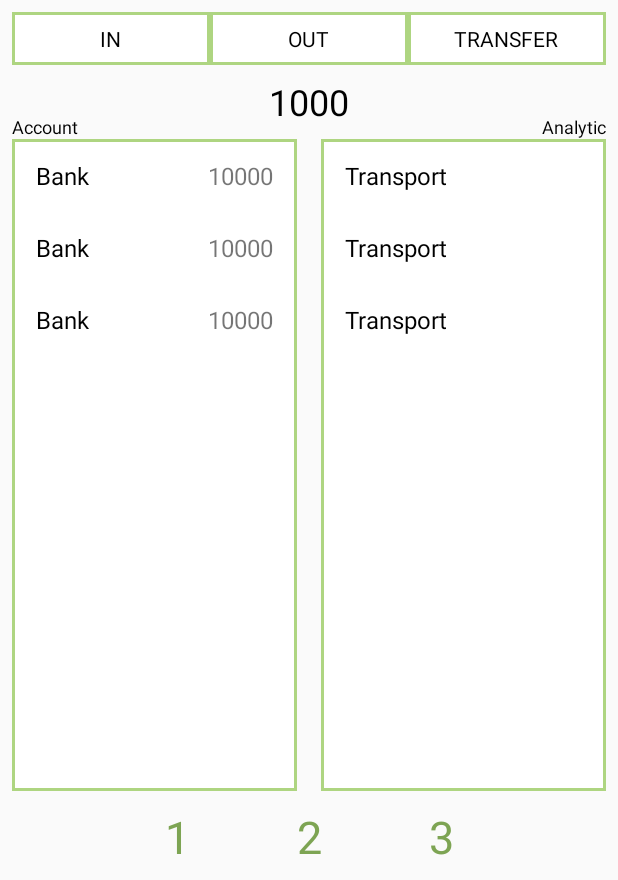
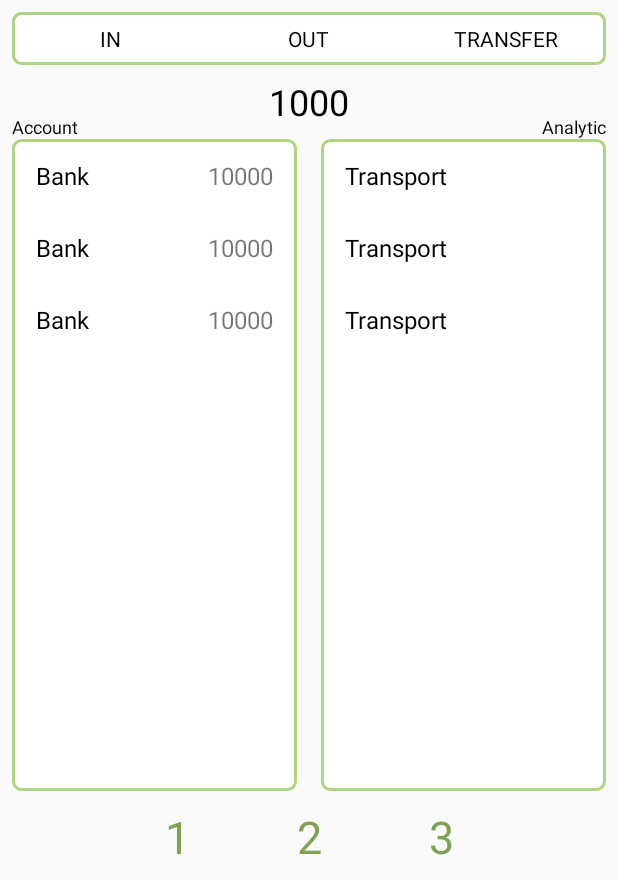
Before and after one commit to EgorenkovPavel/CashFlow, an Android app: the layout activity_master.xml on its own in the app's theme, with its tools: preview values and no code run, on a phone screen of 412 x 824 dp. Shown: the top 880 px of the screen. Run offline under Robolectric (Android 15) with nearby library versions, the phone set to English and light mode, and no system bars.

Commit message:
Design type group

```diff
--- a/app/src/main/java/com/epipasha/cashflow/operations/OperationMasterActivity.java
+++ b/app/src/main/java/com/epipasha/cashflow/operations/OperationMasterActivity.java
@@ -2,7 +2,6 @@ package com.epipasha.cashflow.operations;
 
 import android.arch.lifecycle.Observer;
 import android.arch.lifecycle.ViewModelProviders;
-import android.content.Context;
 import android.databinding.DataBindingUtil;
 import android.os.Bundle;
 import android.support.annotation.NonNull;
@@ -14,9 +13,7 @@ import android.support.v7.widget.RecyclerView;
 import android.view.LayoutInflater;
 import android.view.View;
 import android.view.ViewGroup;
-import android.widget.ArrayAdapter;
 import android.widget.Button;
-import android.widget.Spinner;
 import android.widget.TextView;
 
 import com.epipasha.cashflow.R;
@@ -25,7 +22,7 @@ import com.epipasha.cashflow.data.AppExecutors;
 import com.epipasha.cashflow.data.entites.AccountWithBalance;
 import com.epipasha.cashflow.data.entites.Category;
 import com.epipasha.cashflow.data.ViewModelFactory;
-import com.epipasha.cashflow.databinding.NewMasterBinding;
+import com.epipasha.cashflow.databinding.ActivityMasterBinding;
 import com.epipasha.cashflow.objects.OperationType;
 
 import java.util.List;
@@ -47,7 +44,7 @@ public class OperationMasterActivity extends BaseActivity {
     public void onCreate(Bundle savedInstanceState) {
         super.onCreate(savedInstanceState);
 
-        NewMasterBinding binding = DataBindingUtil.setContentView(this, R.layout.new_master);
+        ActivityMasterBinding binding = DataBindingUtil.setContentView(this, R.layout.activity_master);
 
         findViews();
 
--- a/app/src/main/res/drawable/master_radiobutton.xml
+++ b/app/src/main/res/drawable/master_radiobutton.xml
@@ -1,8 +1,7 @@
 <?xml version="1.0" encoding="utf-8"?>
 <selector xmlns:android="http://schemas.android.com/apk/res/android">
 
-        <item android:state_checked="true" android:state_pressed="true" android:drawable="@drawable/type_normal" />
         <item android:state_pressed="true" android:drawable="@drawable/type_accent" />
         <item android:state_checked="true" android:drawable="@drawable/type_accent" />
-        <item android:drawable="@drawable/type_normal" />
+
 </selector>
--- a/app/src/main/res/drawable/type_accent.xml
+++ b/app/src/main/res/drawable/type_accent.xml
@@ -2,7 +2,8 @@
 <shape
     xmlns:android="http://schemas.android.com/apk/res/android"
     android:shape="rectangle" >
+    <corners
+        android:radius="5dp" />
     <solid
         android:color="@color/colorPrimary" />
-
  </shape>
--- a/app/src/main/res/drawable/type_normal.xml
+++ b/app/src/main/res/drawable/type_normal.xml
@@ -2,6 +2,8 @@
 <shape
     xmlns:android="http://schemas.android.com/apk/res/android"
     android:shape="rectangle" >
+    <corners
+        android:radius="5dp" />
     <solid
         android:color="@android:color/background_light" />
     <stroke
--- a/app/src/main/res/layout/new_master.xml
+++ b/app/src/main/res/layout/activity_master.xml
@@ -86,10 +86,10 @@
             style="@style/TypeButton"
             android:layout_height="wrap_content"
             android:layout_weight="1"
+            android:checked="@{viewmodel.operation.type == OperationType.IN}"
+            android:onClick="@{() -> viewmodel.onOperationTypeChanged(OperationType.IN)}"
             android:text="@string/in"
-            android:textAllCaps="true"
-            android:checked="@{viewmodel.operation.type == OperationType.IN}"
-            android:onClick="@{() -> viewmodel.onOperationTypeChanged(OperationType.IN)}" />
+            android:textAllCaps="true" />
 
         <RadioButton
             android:id="@+id/rbOut"
--- a/app/src/main/res/layout/activity_operation.xml
+++ b/app/src/main/res/layout/activity_operation.xml
@@ -193,6 +193,7 @@
             android:layout_width="0dp"
             android:layout_height="wrap_content"
             android:layout_weight="1"
+            android:background="@drawable/type_normal"
             android:orientation="horizontal"
             app:layout_constraintEnd_toEndOf="@+id/operation_detail_time"
             app:layout_constraintStart_toStartOf="@+id/lblType"
```
Also changed, not shown: 1 other file.
